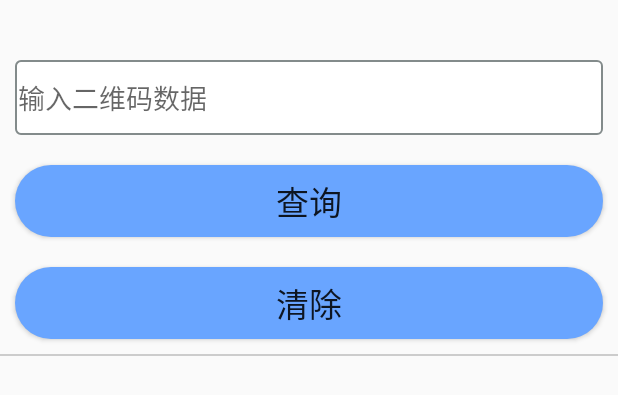
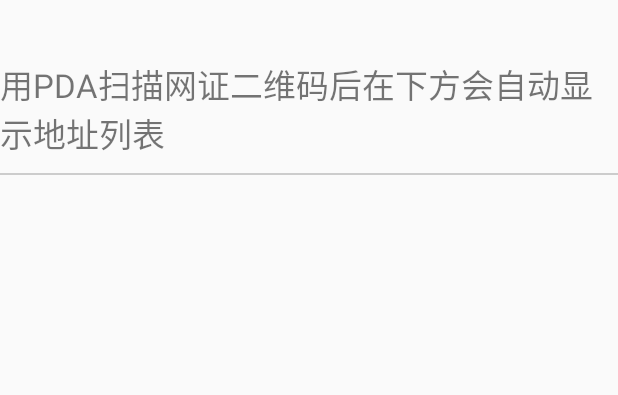
Before and after one commit to YoungLee3000/mailSend, an Android app: the layout activity_main.xml on its own in the app's theme, with its tools: preview values and no code run, on a phone screen of 412 x 824 dp. Shown: the top 395 px of the screen. Run offline under Robolectric (Android 15) with nearby library versions, the phone set to English and light mode, and no system bars.

Commit message:
最终版本

```diff
--- a/app/src/main/java/com/ly/mailsend/VerifyActivity.java
+++ b/app/src/main/java/com/ly/mailsend/VerifyActivity.java
@@ -284,7 +284,7 @@ public class VerifyActivity extends BaseActivity implements View.OnClickListener
 
                             String postResult = PostUtil.parseJsonResult(response2,"result");
                             if (! mCorrectResult.equals(postResult)){
-                                toastMegStep2.obj = "揽件信息上传失败,请检查网络设置";
+                                toastMegStep2.obj = postResult;
                                 toastMegStep2.what = CHANGE_TOAST;
                                 myHandler.sendMessage(toastMegStep2);
                                 break;
--- a/app/src/main/res/layout/activity_main.xml
+++ b/app/src/main/res/layout/activity_main.xml
@@ -12,6 +12,14 @@
         查询模块，处在同一水平位置，包括输入框与按钮
     -->
 
+    <TextView
+        android:id="@+id/text_tips"
+        android:layout_width="match_parent"
+        android:layout_height="wrap_content"
+        android:text="用PDA扫描网证二维码后在下方会自动显示地址列表"
+        android:layout_marginTop="40dp"
+        android:textSize="22sp"/>
+
     <EditText
         android:id="@+id/edit_userID"
         app:layout_constraintHorizontal_weight="7"
@@ -22,7 +30,8 @@
         android:layout_marginRight="10dp"
         android:background="@drawable/bg_edit_text"
         android:hint="输入二维码数据"
-        android:layout_alignParentTop="true"/>
+        android:layout_below="@id/text_tips"
+        android:visibility="gone"/>
 
     <Button
         android:id="@+id/btn_query"
@@ -34,7 +43,8 @@
         android:layout_marginRight="10dp"
         android:layout_width="match_parent"
         android:layout_height="wrap_content"
-        android:layout_below="@id/edit_userID" />
+        android:layout_below="@id/edit_userID"
+        android:visibility="gone"/>
 
 
     <Button
@@ -47,7 +57,8 @@
         android:layout_marginRight="10dp"
         android:layout_width="match_parent"
         android:layout_height="wrap_content"
-        android:layout_below="@id/btn_query" />
+        android:layout_below="@id/btn_query"
+        android:visibility="gone"/>
 
 
     <View
```
Also changed, not shown: app/build.gradle (+17 -0 lines), app/src/main/AndroidManifest.xml (+9 -5 lines), app/src/main/java/com/ly/mailsend/MainActivity.java (+182 -8 lines), app/src/main/res/layout/activity_qrcode.xml (+10 -1 lines).
